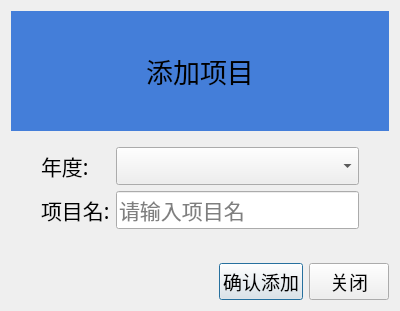
Old version of the form ui/page_elements/election_addproject/Addproject.ui in the repository ArcherLuo233/election-s-prediction.
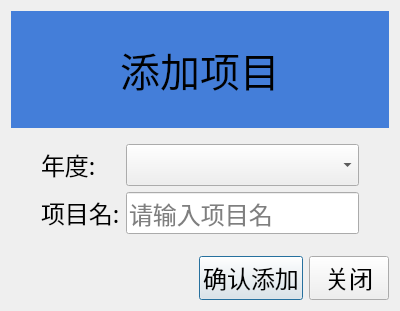
New version of the form.

The edit to the form file:
```diff
--- a/ui/page_elements/election_addproject/Addproject.ui
+++ b/ui/page_elements/election_addproject/Addproject.ui
@@ -18,8 +18,8 @@
                 <widget class="QLabel" name="label">
                     <property name="font">
                         <font>
-                            <family>微软雅黑</family>
-                            <pointsize>20</pointsize>
+                            <family>华文新魏</family>
+                            <pointsize>30</pointsize>
                         </font>
                     </property>
                     <property name="styleSheet">
@@ -53,8 +53,8 @@
                         <widget class="QLabel" name="tgyear">
                             <property name="font">
                                 <font>
-                                    <family>微软雅黑</family>
-                                    <pointsize>16</pointsize>
+                                    <family>华文新魏</family>
+                                    <pointsize>18</pointsize>
                                 </font>
                             </property>
                             <property name="text">
@@ -66,8 +66,8 @@
                         <widget class="QComboBox" name="ComboBox">
                             <property name="font">
                                 <font>
-                                    <family>微软雅黑</family>
-                                    <pointsize>16</pointsize>
+                                    <family>华文新魏</family>
+                                    <pointsize>18</pointsize>
                                 </font>
                             </property>
                         </widget>
@@ -76,8 +76,8 @@
                         <widget class="QLabel" name="projectname">
                             <property name="font">
                                 <font>
-                                    <family>微软雅黑</family>
-                                    <pointsize>16</pointsize>
+                                    <family>华文新魏</family>
+                                    <pointsize>18</pointsize>
                                 </font>
                             </property>
                             <property name="text">
@@ -89,8 +89,8 @@
                         <widget class="QLineEdit" name="LineEdit">
                             <property name="font">
                                 <font>
-                                    <family>微软雅黑</family>
-                                    <pointsize>16</pointsize>
+                                    <family>华文新魏</family>
+                                    <pointsize>18</pointsize>
                                 </font>
                             </property>
                             <property name="placeholderText">
@@ -119,8 +119,8 @@
                         <widget class="QPushButton" name="btn_addproject">
                             <property name="font">
                                 <font>
-                                    <family>微软雅黑</family>
-                                    <pointsize>14</pointsize>
+                                    <family>华文新魏</family>
+                                    <pointsize>18</pointsize>
                                 </font>
                             </property>
                             <property name="cursor">
@@ -135,8 +135,8 @@
                         <widget class="QPushButton" name="btn_close">
                             <property name="font">
                                 <font>
-                                    <family>微软雅黑</family>
-                                    <pointsize>14</pointsize>
+                                    <family>华文新魏</family>
+                                    <pointsize>18</pointsize>
                                 </font>
                             </property>
                             <property name="cursor">
```
